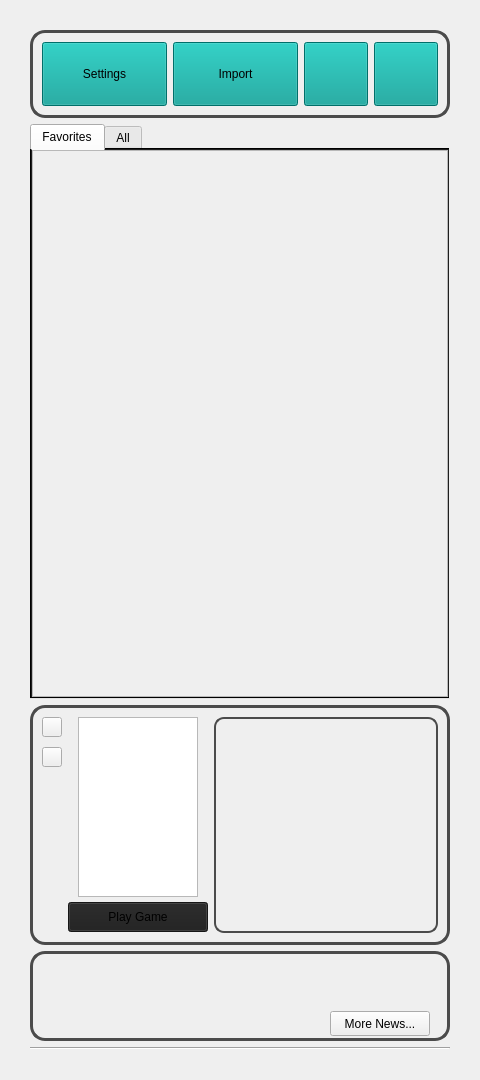
The window that mainwindow.ui (JforJake/GameLauncher) describes before a commit, drawn with Qt 5.
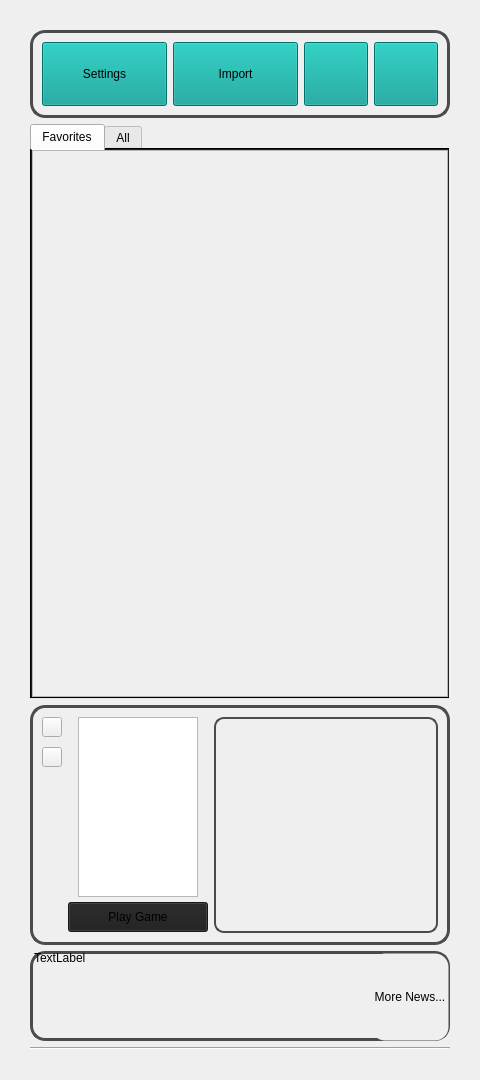
The same window after the commit. Icons and pictures are not drawn.

```diff
--- a/mainwindow.ui
+++ b/mainwindow.ui
@@ -990,34 +990,94 @@
       <property name="frameShadow">
        <enum>QFrame::Shadow::Raised</enum>
       </property>
-      <widget class="QPushButton" name="MoreNewsButton">
+      <widget class="QWidget" name="horizontalLayoutWidget">
        <property name="geometry">
         <rect>
-         <x>300</x>
-         <y>60</y>
-         <width>100</width>
-         <height>25</height>
+         <x>-1</x>
+         <y>0</y>
+         <width>421</width>
+         <height>92</height>
         </rect>
        </property>
+       <layout class="QHBoxLayout" name="horizontalLayout_3">
+        <property name="spacing">
+         <number>0</number>
+        </property>
+        <property name="leftMargin">
+         <number>5</number>
+        </property>
+        <property name="topMargin">
+         <number>0</number>
+        </property>
+        <property name="rightMargin">
+         <number>0</number>
+        </property>
+        <property name="bottomMargin">
+         <number>0</number>
+        </property>
+        <item>
+         <layout class="QVBoxLayout" name="verticalLayout_5">
+          <property name="spacing">
+           <number>0</number>
+          </property>
+          <item>
+           <widget class="QLabel" name="NewsLabel">
+            <property name="text">
+             <string>TextLabel</string>
+            </property>
+           </widget>
+          </item>
+          <item>
+           <widget class="QTextBrowser" name="NewsText">
+            <property name="styleSheet">
+             <string notr="true">background-color: transparent</string>
+            </property>
+            <property name="html">
+             <string>&lt;!DOCTYPE HTML PUBLIC &quot;-//W3C//DTD HTML 4.0//EN&quot; &quot;http://www.w3.org/TR/REC-html40/strict.dtd&quot;&gt;
+&lt;html&gt;&lt;head&gt;&lt;meta name=&quot;qrichtext&quot; content=&quot;1&quot; /&gt;&lt;meta charset=&quot;utf-8&quot; /&gt;&lt;style type=&quot;text/css&quot;&gt;
+p, li { white-space: pre-wrap; }
+hr { height: 1px; border-width: 0; }
+li.unchecked::marker { content: &quot;\2610&quot;; }
+li.checked::marker { content: &quot;\2612&quot;; }
+&lt;/style&gt;&lt;/head&gt;&lt;body style=&quot; font-family:'Segoe UI'; font-size:9pt; font-weight:400; font-style:normal;&quot;&gt;
+&lt;p style=&quot;-qt-paragraph-type:empty; margin-top:0px; margin-bottom:0px; margin-left:0px; margin-right:0px; -qt-block-indent:0; text-indent:0px;&quot;&gt;&lt;br /&gt;&lt;/p&gt;&lt;/body&gt;&lt;/html&gt;</string>
+            </property>
+           </widget>
+          </item>
+         </layout>
+        </item>
+        <item>
+         <widget class="QPushButton" name="MoreNewsButton">
+          <property name="sizePolicy">
+           <sizepolicy hsizetype="Fixed" vsizetype="Fixed">
+            <horstretch>0</horstretch>
+            <verstretch>0</verstretch>
+           </sizepolicy>
+          </property>
        <property name="minimumSize">
         <size>
-         <width>100</width>
-         <height>25</height>
+            <width>80</width>
+            <height>90</height>
         </size>
        </property>
        <property name="maximumSize">
         <size>
-         <width>100</width>
-         <height>25</height>
+            <width>80</width>
+            <height>90</height>
         </size>
        </property>
        <property name="styleSheet">
         <string notr="true">background-color: palette(Button);
-color: palette(ButtonText);</string>
+color: palette(ButtonText);
+border: 3px solid transparent;
+border-radius: 15px;</string>
        </property>
        <property name="text">
         <string>More News...</string>
        </property>
+         </widget>
+        </item>
+       </layout>
       </widget>
      </widget>
     </item>
```
Lines whose indentation alone changed are shown as unchanged.
